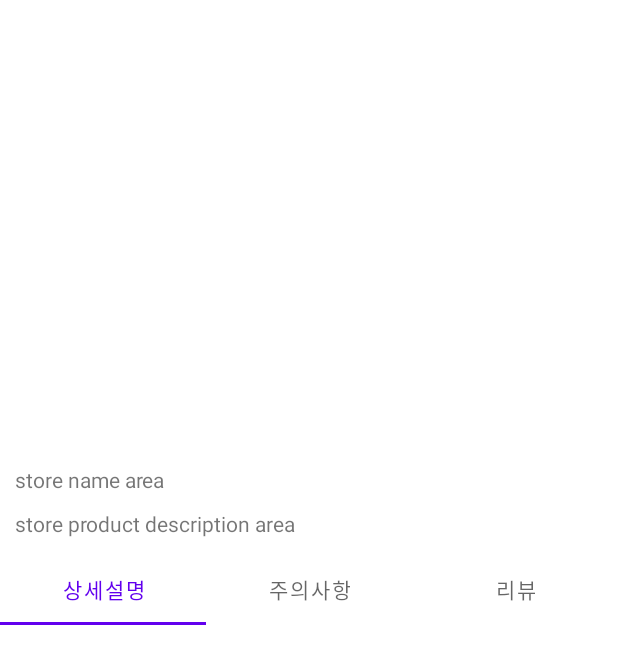
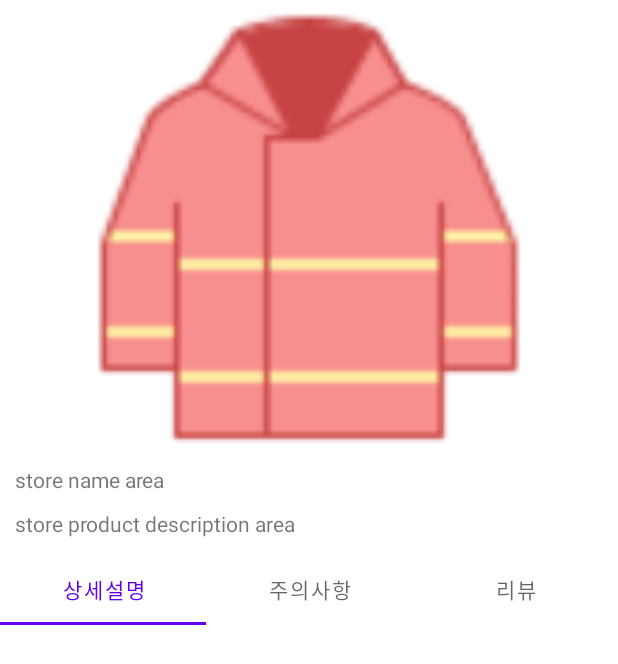
Before and after one commit to otu165/Shop, an Android app: the StoreActivity screen opened directly, with no data from a screen before it, on a phone screen of 412 x 824 dp. Shown: the top 664 px of the screen. Run offline under Robolectric (Android 15) with nearby library versions, the light colour scheme and no system bars.

Commit message:
juyeon_StoreActivity_ViewPager 구현

```diff
--- a/app/src/main/java/com/example/shopping/api/Service.kt
+++ b/app/src/main/java/com/example/shopping/api/Service.kt
@@ -9,7 +9,6 @@ import java.util.*
 
 // TODO 서버에서 받아오는 데이터로 변환
 object Service {
-
     // ERROR 해상도 깨짐, 큰 사이즈의 이미지로 교체
     fun getMainViewPagerData() : List<Int> {
         return listOf(
@@ -88,4 +87,13 @@ object Service {
 
         return list
     }
+
+    fun getStoreVpData() : List<Int> {
+        return listOf(
+                R.drawable.jacket,
+                R.drawable.jacket_b,
+                R.drawable.jacket_m,
+                R.drawable.jecket_c
+                )
+    }
 }
--- a/app/src/main/java/com/example/shopping/feature/store/StoreActivity.kt
+++ b/app/src/main/java/com/example/shopping/feature/store/StoreActivity.kt
@@ -4,6 +4,7 @@ import androidx.appcompat.app.AppCompatActivity
 import android.os.Bundle
 import android.util.Log
 import com.example.shopping.R
+import kotlinx.android.synthetic.main.activity_store.*
 
 class StoreActivity : AppCompatActivity() {
     override fun onCreate(savedInstanceState: Bundle?) {
@@ -15,6 +16,13 @@ class StoreActivity : AppCompatActivity() {
     }
 
     private fun storeFunction() {
+        // 1. ViewPager
+        val vpAdapter = StoreVpAdapter(this)
+        vpStore.adapter = vpAdapter
+
+        // 2. title & description update
+
+        // 3. Fragment + ViewPager
 
     }
 
--- /dev/null
+++ b/app/src/main/java/com/example/shopping/feature/store/StoreVpAdapter.kt
@@ -0,0 +1,44 @@
+package com.example.shopping.feature.store
+
+import android.content.Context
+import android.view.LayoutInflater
+import android.view.View
+import android.view.ViewGroup
+import androidx.viewpager.widget.PagerAdapter
+import androidx.viewpager.widget.ViewPager
+import com.example.shopping.R
+import com.example.shopping.api.Service
+import kotlinx.android.synthetic.main.activity_store.view.*
+import kotlinx.android.synthetic.main.vp_store_item.view.*
+
+class StoreVpAdapter (private val context : Context) : PagerAdapter() {
+    var data = Service.getStoreVpData()
+
+    override fun getCount(): Int {
+        return data.size
+    }
+
+    override fun isViewFromObject(view: View, `object`: Any): Boolean {
+        return view === `object`
+
+    }
+
+    override fun destroyItem(container: ViewGroup, position: Int, `object`: Any) {
+        val viewPager = container as ViewPager
+        val view = `object` as View
+
+        viewPager.removeView(view)
+    }
+
+    override fun instantiateItem(container: ViewGroup, position: Int): Any {
+        val layoutInflater = context.getSystemService(Context.LAYOUT_INFLATER_SERVICE) as LayoutInflater
+        val view : View = layoutInflater.inflate(R.layout.vp_store_item, null)
+
+        view.imgVpStoreItem.setImageResource(data[position])
+
+        val viewPager = container as ViewPager
+        viewPager.addView(view)
+
+        return view
+    }
+}
--- /dev/null
+++ b/app/src/main/res/layout/vp_store_item.xml
@@ -0,0 +1,12 @@
+<?xml version="1.0" encoding="utf-8"?>
+<androidx.constraintlayout.widget.ConstraintLayout
+    xmlns:android="http://schemas.android.com/apk/res/android"
+    android:layout_width="match_parent"
+    android:layout_height="match_parent">
+
+    <ImageView
+        android:id="@+id/imgVpStoreItem"
+        android:layout_width="match_parent"
+        android:layout_height="match_parent"/>
+
+</androidx.constraintlayout.widget.ConstraintLayout>
--- a/app/src/main/res/values/strings.xml
+++ b/app/src/main/res/values/strings.xml
@@ -1,4 +1,4 @@
 <resources>
-    <string name="app_name">shopping</string>
+    <string name="app_name">쇼핑몰</string>
     <!-- TODO: Remove or change this placeholder text -->
 </resources>
```
